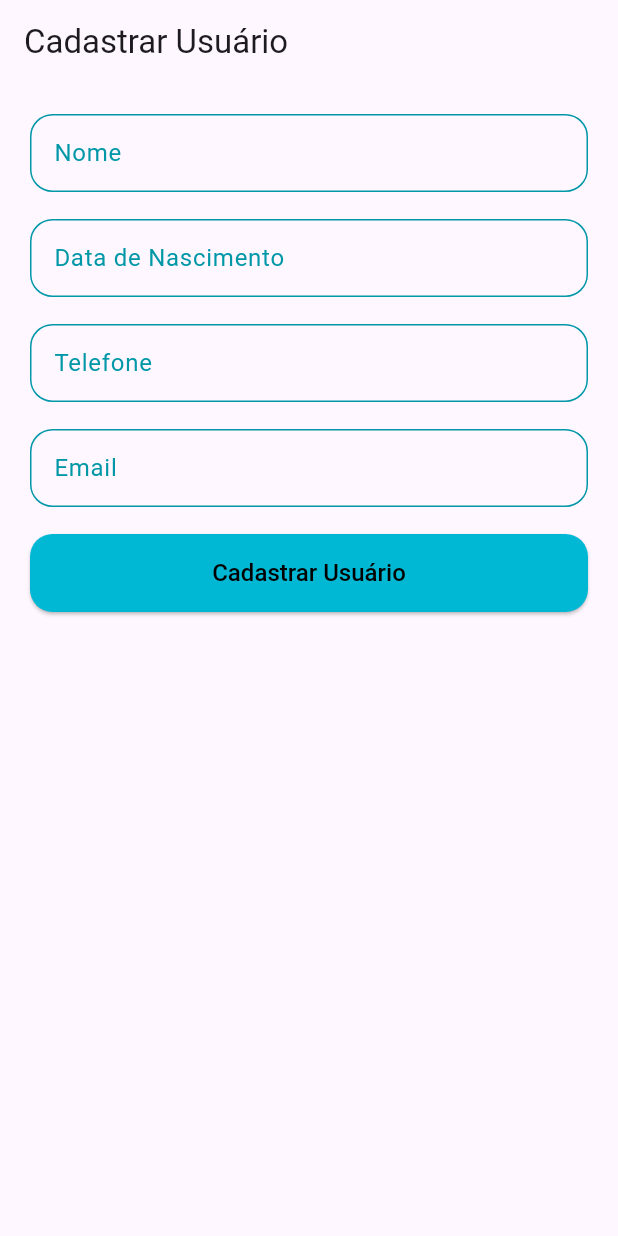
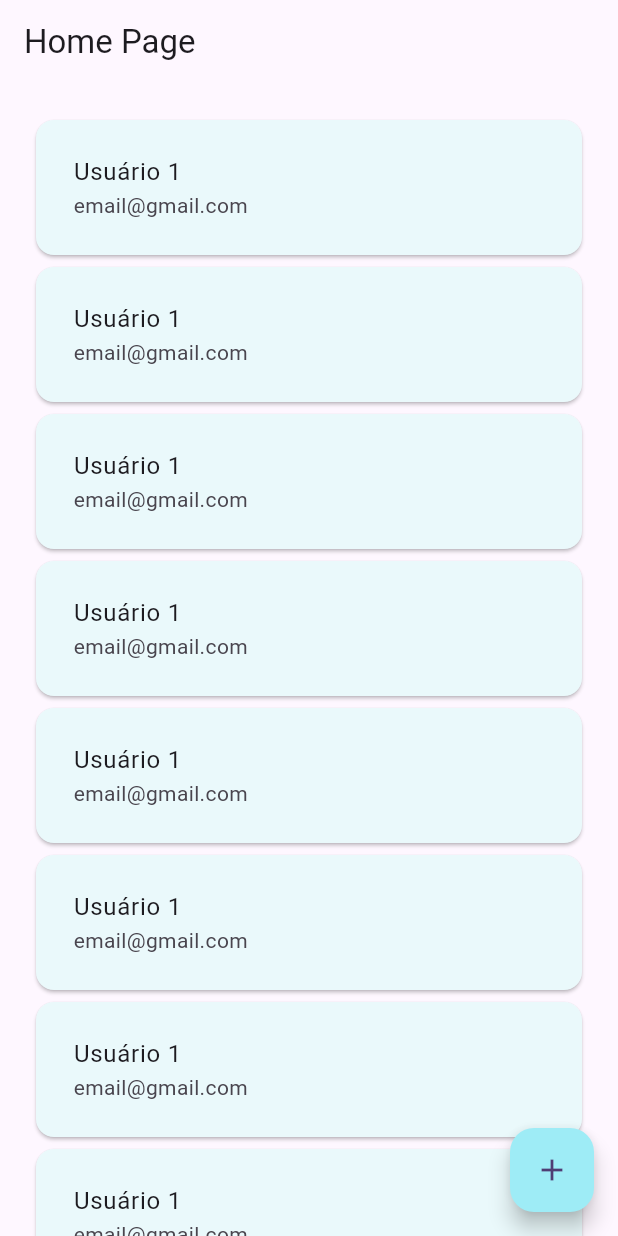
Before and after one commit to hakkinenT/flutter_mvc_architecture_example, a Flutter app: the screen it shows after launch, on a phone screen of 412 x 824 dp. Run offline on Flutter 3.47's test engine with Material 2 defaults, Android fonts, the phone set to English and light mode, and no system bars.

Commit message:
Home Page created

```diff
--- a/lib/main.dart
+++ b/lib/main.dart
@@ -1,5 +1,5 @@
 import 'package:flutter/material.dart';
-import 'package:flutter_mvc_architecture_example/view/pages/register_user.dart';
+import 'package:flutter_mvc_architecture_example/view/pages/home_page.dart';
 
 void main() {
   runApp(const MyApp());
@@ -19,7 +19,7 @@ class MyApp extends StatelessWidget {
         colorScheme: ColorScheme.fromSeed(seedColor: Colors.deepPurple),
         useMaterial3: true,
       ),
-      home: const RegisterUser(),
+      home: const HomePage(),
     );
   }
 }
--- /dev/null
+++ b/lib/view/pages/home_page.dart
@@ -0,0 +1,41 @@
+import 'package:flutter/material.dart';
+import 'package:flutter_mvc_architecture_example/view/pages/register_user.dart';
+
+class HomePage extends StatelessWidget {
+  const HomePage({super.key});
+
+  @override
+  Widget build(BuildContext context) {
+    return Scaffold(
+      appBar: AppBar(
+        title: const Text("Home Page"),
+      ),
+      body: ListView.builder(
+          padding: const EdgeInsets.all(20),
+          itemBuilder: (context, index) {
+            return Card(
+              color: Color.fromARGB(255, 234, 249, 251),
+              child: Padding(
+                padding: const EdgeInsets.all(9.0),
+                child: ListTile(
+                  title: Text('Usuário 1'),
+                  subtitle: Text('email@gmail.com'),
+                ),
+              ),
+            );
+          }),
+      floatingActionButton: FloatingActionButton(
+        backgroundColor: const Color.fromARGB(255, 158, 236, 246),
+        onPressed: () {
+          Navigator.push(
+            context,
+            MaterialPageRoute(
+              builder: (_) => const RegisterUser(),
+            ),
+          );
+        },
+        child: const Icon(Icons.add),
+      ),
+    );
+  }
+}
```
